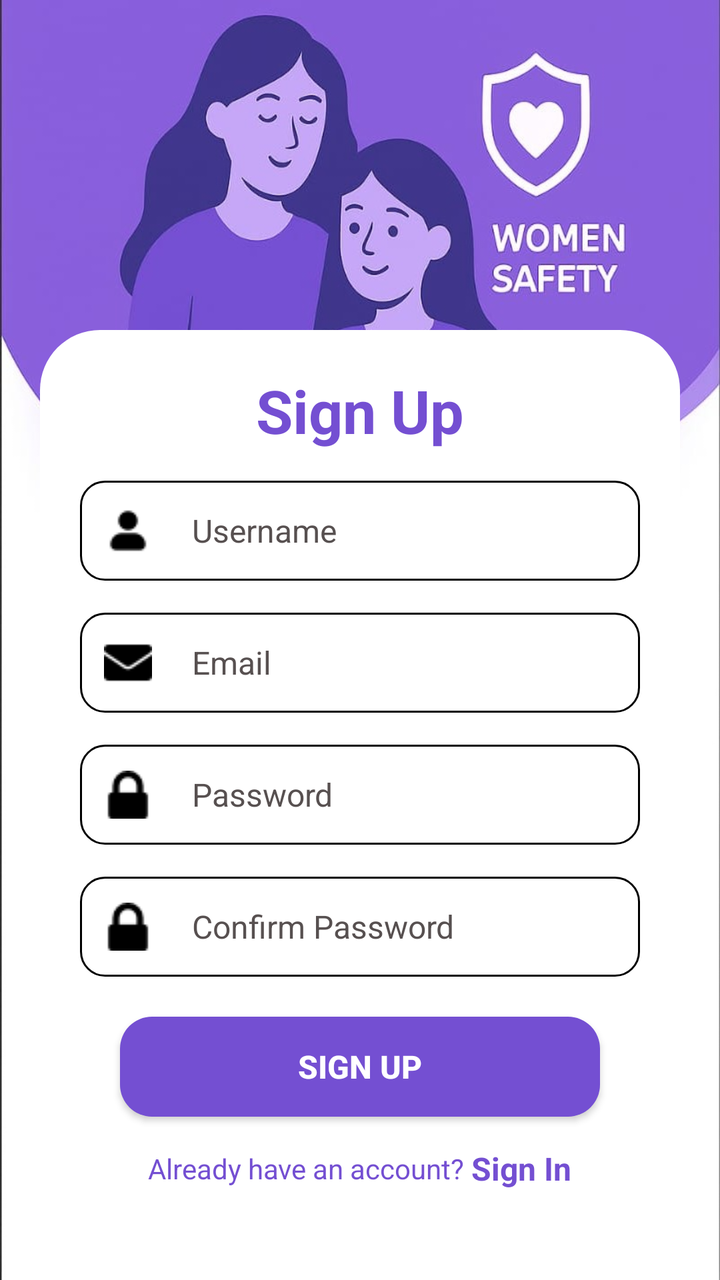
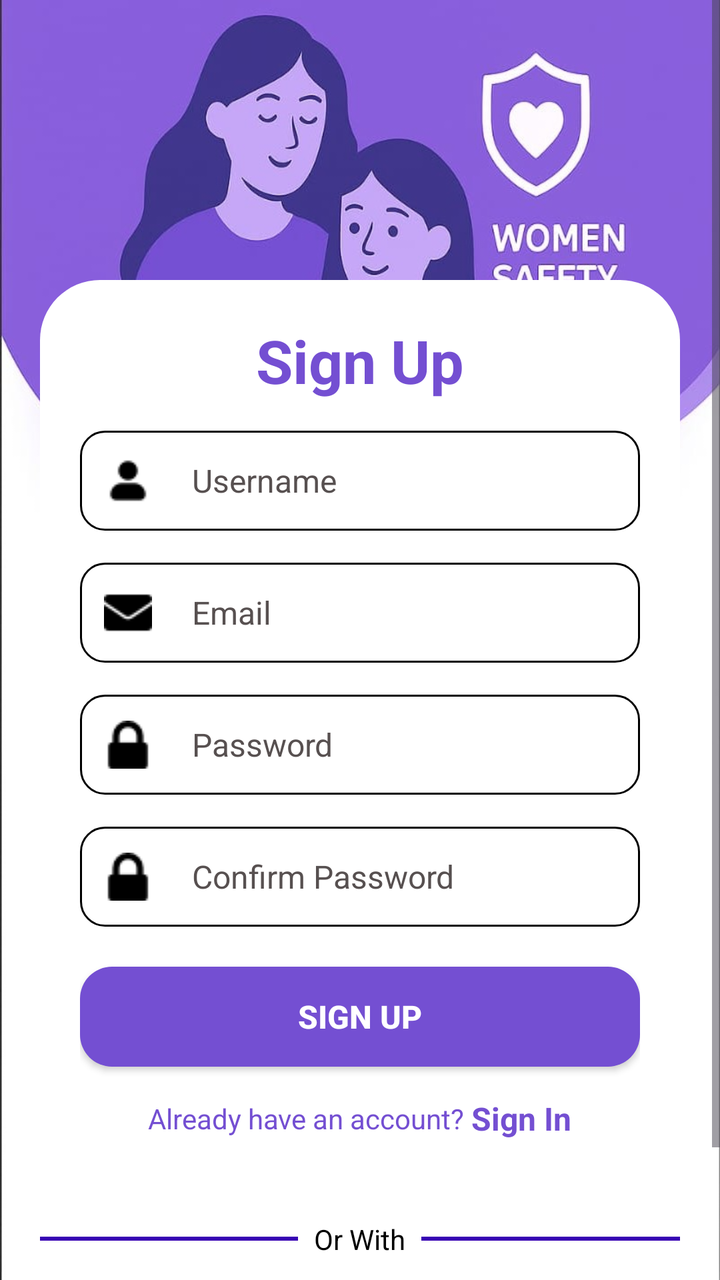

Two renders of the same Android screen: before a commit and after it. Below are the layout's source before the change and the commit's diff.
<!-- AndroidManifest.xml: application theme Theme.EmergencySOS -->
<!-- res/layout/activity_sign_up.xml -->
<?xml version="1.0" encoding="utf-8"?>
<LinearLayout xmlns:android="http://schemas.android.com/apk/res/android"
    xmlns:app="http://schemas.android.com/apk/res-auto"
    android:layout_width="match_parent"
    android:layout_height="match_parent"
    android:orientation="vertical">

    <LinearLayout
        android:layout_width="match_parent"
        android:layout_height="match_parent"
        android:layout_gravity="center_horizontal"
        android:background="@drawable/bg"
        android:gravity="center"
        android:orientation="vertical"
        android:padding="10dp">

        <LinearLayout
            android:id="@+id/signupBox"
            android:layout_width="match_parent"
            android:layout_height="wrap_content"
            android:layout_marginStart="10dp"

            android:layout_marginTop="160dp"
            android:layout_marginEnd="10dp"
            android:background="@drawable/signuppage_bg"
            android:gravity="center_horizontal"
            android:orientation="vertical"
            android:padding="20dp">

            <TextView
                android:layout_width="match_parent"
                android:layout_height="wrap_content"
                android:layout_marginBottom="15dp"
                android:gravity="center"
                android:text="Sign Up"
                android:textColor="#744FD2"
                android:textSize="30sp"
                android:textStyle="bold" />

            <EditText
                android:id="@+id/etUsername"
                android:layout_width="match_parent"
                android:layout_height="50dp"
                android:layout_marginBottom="16dp"
                android:background="@drawable/edittext_bg"
                android:drawableStart="@drawable/user"
                android:drawablePadding="20dp"
                android:hint="Username"
                android:padding="12dp"
                android:textColor="@color/black"
                android:textColorHint="#575050"
                android:textSize="16sp" />

            <EditText
                android:id="@+id/etEmail"
                android:layout_width="match_parent"
                android:layout_height="50dp"
                android:layout_marginBottom="16dp"
                android:background="@drawable/edittext_bg"
                android:drawableStart="@drawable/email"
                android:drawablePadding="20dp"
                android:hint="Email"
                android:inputType="textEmailAddress"
                android:padding="12dp"
                android:textColor="@color/black"
                android:textColorHint="#575050"
                android:textSize="16sp" />

            <EditText
                android:id="@+id/etPassword"
                android:layout_width="match_parent"
                android:layout_height="50dp"
                android:layout_marginBottom="16dp"
                android:background="@drawable/edittext_bg"
                android:drawableStart="@drawable/padlock"
                android:drawablePadding="20dp"
                android:drawableTint="@color/black"
                android:hint="Password"
                android:inputType="textPassword"
                android:padding="12dp"
                android:textColor="@color/black"
                android:textColorHint="#575050"
                android:textSize="16sp" />

            <EditText
                android:id="@+id/etConfirmPassword"
                android:layout_width="match_parent"
                android:layout_height="50dp"
                android:layout_marginBottom="10dp"
                android:background="@drawable/edittext_bg"
                android:drawableStart="@drawable/padlock"
                android:drawablePadding="20dp"
                android:drawableTint="@color/black"
                android:hint="Confirm Password"
                android:inputType="textPassword"
                android:padding="12dp"
                android:textColor="@color/black"
                android:textColorHint="#575050"
                android:textSize="16sp" />

            <androidx.appcompat.widget.AppCompatButton
                android:id="@+id/btnSignUp"
                android:layout_width="match_parent"
                android:layout_height="50dp"
                android:layout_marginStart="20dp"
                android:layout_marginTop="10dp"
                android:layout_marginEnd="20dp"
                android:background="@drawable/signupbutton2_bg"
                android:gravity="center"
                android:text="Sign Up"
                android:textColor="@color/white"
                android:textSize="16sp"
                android:textStyle="bold" />

            <LinearLayout
                android:layout_width="wrap_content"
                android:layout_height="wrap_content"
                android:layout_marginTop="15dp"
                android:gravity="center"
                android:orientation="horizontal">

                <TextView
                    android:id="@+id/alreadyhacc"
                    android:layout_width="wrap_content"
                    android:layout_height="wrap_content"
                    android:layout_gravity="center"
                    android:text="Already have an account? "
                    android:textColor="#744FD2"
                    android:textSize="14sp" />

                <TextView
                    android:id="@+id/Signin"
                    android:layout_width="wrap_content"
                    android:layout_height="wrap_content"
                    android:layout_gravity="center"
                    android:text="Sign In"
                    android:textColor="#744FD2"
                    android:textSize="16sp"
                    android:textStyle="bold" />
            </LinearLayout>


        </LinearLayout>

        <LinearLayout
            android:layout_width="match_parent"
            android:layout_height="wrap_content"
            android:layout_marginStart="13dp"
            android:layout_marginTop="10dp"
            android:layout_marginEnd="13dp"
            android:layout_marginBottom="10dp"
            android:orientation="horizontal">

            <View
                android:id="@+id/view5"
                android:layout_width="40dp"
                android:layout_height="2dp"
                android:layout_gravity="center"
                android:layout_marginStart="12dp"
                android:layout_marginRight="5dp"
                android:layout_weight="1"
                android:background="@color/design_default_color_primary_dark" />

            <TextView
                android:id="@+id/textView7"
                android:layout_width="47dp"
                android:layout_height="wrap_content"
                android:gravity="center"
                android:text="Or With"
                android:textColor="@color/black"
                android:textSize="14sp" />

            <View
                android:id="@+id/view7"
                android:layout_width="50dp"
                android:layout_height="2dp"
                android:layout_gravity="center"
                android:layout_marginLeft="5dp"
                android:layout_marginEnd="12dp"
                android:layout_weight="1"
                android:background="@color/design_default_color_primary_dark" />
        </LinearLayout>

        <LinearLayout
            android:layout_width="match_parent"
            android:layout_height="wrap_content"
            android:gravity="center">

            <ImageView
                android:id="@+id/google"
                android:layout_width="50dp"
                android:layout_height="40dp"
                android:layout_margin="5dp"
                app:srcCompat="@drawable/googlesymbol" />

            <ImageView
                android:id="@+id/facebook"
                android:layout_width="50dp"
                android:layout_height="40dp"
                android:layout_margin="5dp"
                app:srcCompat="@drawable/facebook2" />
        </LinearLayout>

    </LinearLayout>
</LinearLayout>
<!-- resources referenced by this layout -->
<resources>
  <color name="black">#FF000000</color>
  <color name="white">#FFFFFFFF</color>
  <!-- drawable bg: jpg bitmap (drawable, 64260 bytes) -->
  <!-- drawable edittext_bg (drawable) -->
  <shape xmlns:android="http://schemas.android.com/apk/res/android"
      android:shape="rectangle">
      <solid android:color="#FFFFFF" />
      <stroke
          android:width="1dp"
          android:color="#000" />
      <corners android:radius="12dp" />
  </shape>
  <!-- drawable email: png bitmap (drawable, 360 bytes) -->
  <!-- drawable facebook2: png bitmap (drawable, 830 bytes) -->
  <!-- drawable googlesymbol: png bitmap (drawable, 27581 bytes) -->
  <!-- drawable padlock: png bitmap (drawable, 407 bytes) -->
  <!-- drawable signupbutton2_bg (drawable) -->
  <shape xmlns:android="http://schemas.android.com/apk/res/android"
      android:shape="rectangle">
      <solid android:color="#744FD2" />
      <corners android:radius="16dp" />
  </shape>
  <!-- drawable signuppage_bg (drawable) -->
  <shape xmlns:android="http://schemas.android.com/apk/res/android"
      android:shape="rectangle">
      <solid android:color="#FFFFFF" />
      <corners android:radius="30dp" />
  
  </shape>
  <!-- drawable user: png bitmap (drawable, 369 bytes) -->
  <style name="Theme.EmergencySOS" parent="Base.Theme.EmergencySOS" />
  <style name="Base.Theme.EmergencySOS" parent="Theme.Material3.DayNight.NoActionBar">
          
          
      </style>
</resources>

<!-- the commit's change to res/layout/activity_sign_up.xml (unified diff, before → after) -->
@@ -1,32 +1,30 @@
 <?xml version="1.0" encoding="utf-8"?>
-<LinearLayout xmlns:android="http://schemas.android.com/apk/res/android"
+<ScrollView xmlns:android="http://schemas.android.com/apk/res/android"
     xmlns:app="http://schemas.android.com/apk/res-auto"
     android:layout_width="match_parent"
     android:layout_height="match_parent"
-    android:orientation="vertical">
+    android:fillViewport="true"
+    android:background="@drawable/bg">
 
     <LinearLayout
         android:layout_width="match_parent"
-        android:layout_height="match_parent"
-        android:layout_gravity="center_horizontal"
-        android:background="@drawable/bg"
-        android:gravity="center"
+        android:layout_height="wrap_content"
         android:orientation="vertical"
-        android:padding="10dp">
+        android:gravity="center_horizontal"
+        android:padding="20dp">
 
+        
         <LinearLayout
             android:id="@+id/signupBox"
             android:layout_width="match_parent"
             android:layout_height="wrap_content"
-            android:layout_marginStart="10dp"
-
-            android:layout_marginTop="160dp"
-            android:layout_marginEnd="10dp"
+            android:layout_marginTop="120dp"
             android:background="@drawable/signuppage_bg"
             android:gravity="center_horizontal"
             android:orientation="vertical"
             android:padding="20dp">
 
+            
             <TextView
                 android:layout_width="match_parent"
                 android:layout_height="wrap_content"
@@ -37,6 +35,7 @@
                 android:textSize="30sp"
                 android:textStyle="bold" />
 
+            
             <EditText
                 android:id="@+id/etUsername"
                 android:layout_width="match_parent"
@@ -51,6 +50,7 @@
                 android:textColorHint="#575050"
                 android:textSize="16sp" />
 
+            
             <EditText
                 android:id="@+id/etEmail"
                 android:layout_width="match_parent"
@@ -66,6 +66,7 @@
                 android:textColorHint="#575050"
                 android:textSize="16sp" />
 
+            
             <EditText
                 android:id="@+id/etPassword"
                 android:layout_width="match_parent"
@@ -74,7 +75,6 @@
                 android:background="@drawable/edittext_bg"
                 android:drawableStart="@drawable/padlock"
                 android:drawablePadding="20dp"
-                android:drawableTint="@color/black"
                 android:hint="Password"
                 android:inputType="textPassword"
                 android:padding="12dp"
@@ -82,6 +82,7 @@
                 android:textColorHint="#575050"
                 android:textSize="16sp" />
 
+            
             <EditText
                 android:id="@+id/etConfirmPassword"
                 android:layout_width="match_parent"
@@ -90,7 +91,6 @@
                 android:background="@drawable/edittext_bg"
                 android:drawableStart="@drawable/padlock"
                 android:drawablePadding="20dp"
-                android:drawableTint="@color/black"
                 android:hint="Confirm Password"
                 android:inputType="textPassword"
                 android:padding="12dp"
@@ -98,13 +98,12 @@
                 android:textColorHint="#575050"
                 android:textSize="16sp" />
 
+            
             <androidx.appcompat.widget.AppCompatButton
                 android:id="@+id/btnSignUp"
                 android:layout_width="match_parent"
                 android:layout_height="50dp"
-                android:layout_marginStart="20dp"
                 android:layout_marginTop="10dp"
-                android:layout_marginEnd="20dp"
                 android:background="@drawable/signupbutton2_bg"
                 android:gravity="center"
                 android:text="Sign Up"
@@ -112,6 +111,7 @@
                 android:textSize="16sp"
                 android:textStyle="bold" />
 
+            
             <LinearLayout
                 android:layout_width="wrap_content"
                 android:layout_height="wrap_content"
@@ -123,7 +123,6 @@
                     android:id="@+id/alreadyhacc"
                     android:layout_width="wrap_content"
                     android:layout_height="wrap_content"
-                    android:layout_gravity="center"
                     android:text="Already have an account? "
                     android:textColor="#744FD2"
                     android:textSize="14sp" />
@@ -132,59 +131,52 @@
                     android:id="@+id/Signin"
                     android:layout_width="wrap_content"
                     android:layout_height="wrap_content"
-                    android:layout_gravity="center"
                     android:text="Sign In"
                     android:textColor="#744FD2"
                     android:textSize="16sp"
                     android:textStyle="bold" />
             </LinearLayout>
 
-
         </LinearLayout>
 
+        
         <LinearLayout
             android:layout_width="match_parent"
             android:layout_height="wrap_content"
-            android:layout_marginStart="13dp"
-            android:layout_marginTop="10dp"
-            android:layout_marginEnd="13dp"
-            android:layout_marginBottom="10dp"
-            android:orientation="horizontal">
+            android:layout_marginTop="20dp"
+            android:orientation="horizontal"
+            android:gravity="center_vertical">
 
             <View
-                android:id="@+id/view5"
-                android:layout_width="40dp"
+                android:layout_width="0dp"
                 android:layout_height="2dp"
-                android:layout_gravity="center"
-                android:layout_marginStart="12dp"
-                android:layout_marginRight="5dp"
                 android:layout_weight="1"
+                android:layout_marginEnd="8dp"
                 android:background="@color/design_default_color_primary_dark" />
 
             <TextView
-                android:id="@+id/textView7"
-                android:layout_width="47dp"
+                android:layout_width="wrap_content"
                 android:layout_height="wrap_content"
-                android:gravity="center"
                 android:text="Or With"
                 android:textColor="@color/black"
-                android:textSize="14sp" />
+                android:textSize="14sp"
+                android:gravity="center" />
 
             <View
-                android:id="@+id/view7"
-                android:layout_width="50dp"
+                android:layout_width="0dp"
                 android:layout_height="2dp"
-                android:layout_gravity="center"
-                android:layout_marginLeft="5dp"
-                android:layout_marginEnd="12dp"
                 android:layout_weight="1"
+                android:layout_marginStart="8dp"
                 android:background="@color/design_default_color_primary_dark" />
         </LinearLayout>
 
+        
         <LinearLayout
             android:layout_width="match_parent"
             android:layout_height="wrap_content"
-            android:gravity="center">
+            android:gravity="center"
+            android:layout_marginTop="15dp"
+            android:orientation="horizontal">
 
             <ImageView
                 android:id="@+id/google"
@@ -202,4 +194,4 @@
         </LinearLayout>
 
     </LinearLayout>
-</LinearLayout>
+</ScrollView>
